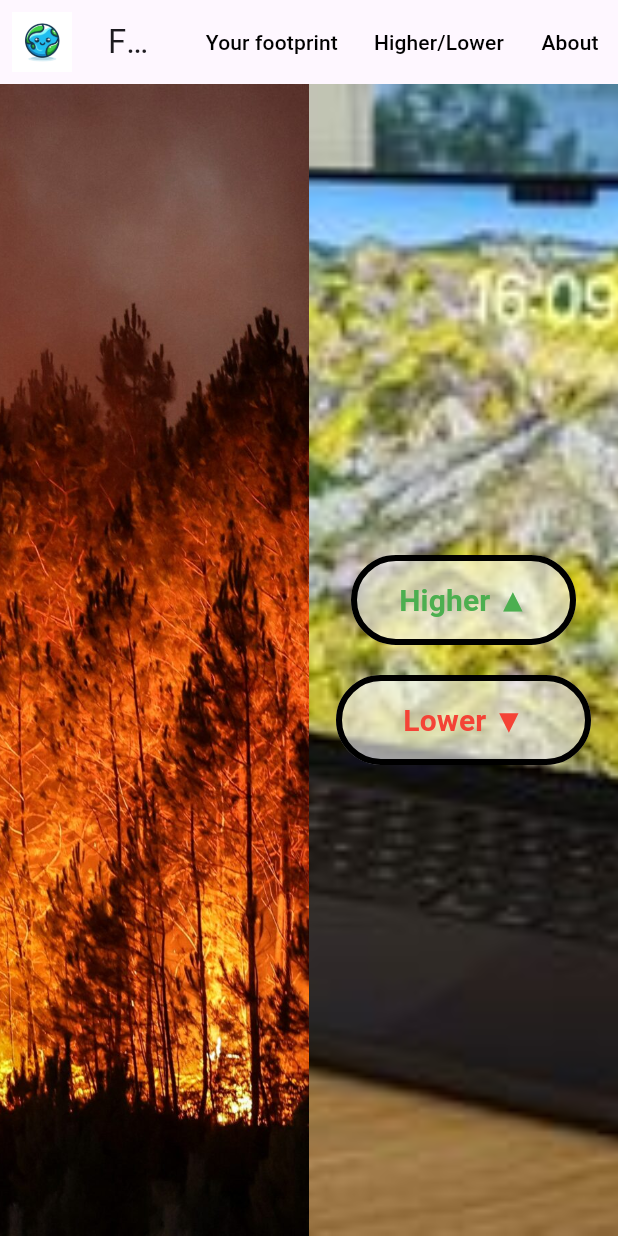
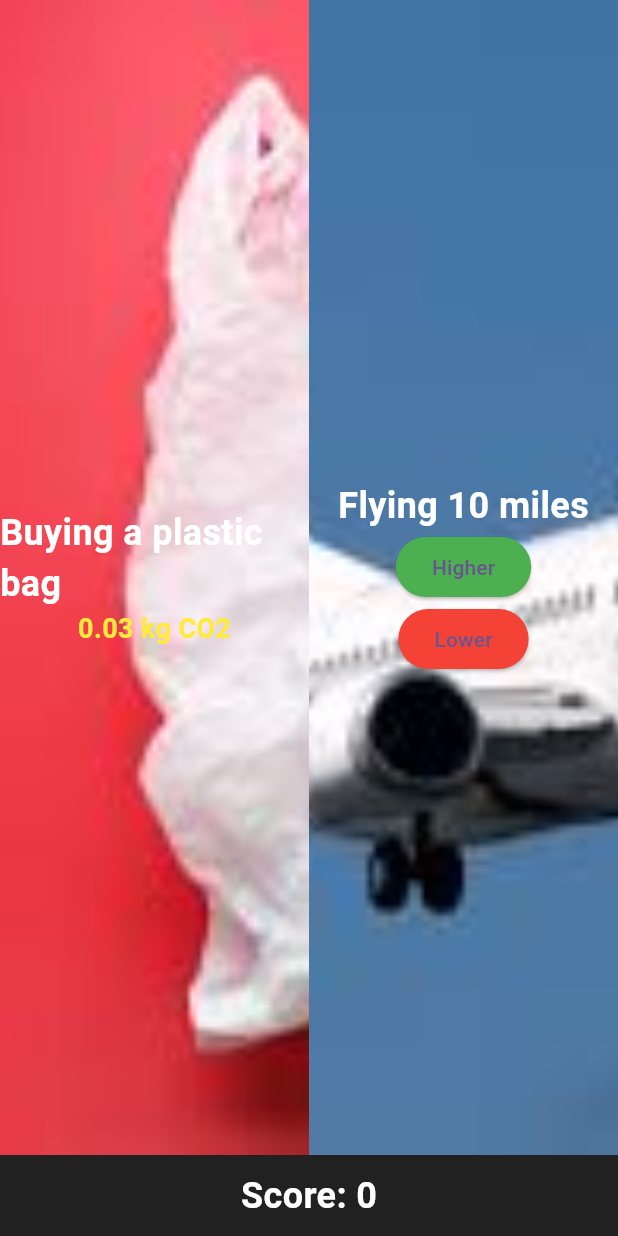
Before and after one commit to tacecapSx/fair-carbon-project, a Flutter app: the screen it shows after launch, after a tap on "Higher/Lower", on a phone screen of 412 x 824 dp. Run offline on Flutter 3.47's test engine with Material 3 defaults, Android fonts, the light colour scheme and no system bars; our stand-ins replace firebase_core, firebase_database, fl_chart; accounts and stored records are empty.

Commit message:
Higher Lower

```diff
--- /dev/null
+++ b/assets/questions.json
@@ -0,0 +1,22 @@
+[
+    {
+      "description": "Buying a plastic bag",
+      "co2Impact": 0.03,
+      "imagePath": "assets/PlasticBag.jpg"
+    },
+    {
+      "description": "Flying 10 miles",
+      "co2Impact": 66.0,
+      "imagePath": "assets/Flying.jpg"
+    },
+    {
+        "description": "Buying 1 kg of meat",
+        "co2Impact": 2.0,
+        "imagePath": "assets/Meat.jpg"
+    },
+    {
+        "description": "Flying 2 miles",
+        "co2Impact": 12.0,
+        "imagePath": "assets/forest_fire.jpg"
+    }
+  ]
--- /dev/null
+++ b/lib/co2_comparison_item.dart
@@ -0,0 +1,7 @@
+class CO2ComparisonItem {
+  final String description;
+  final double co2Impact;
+  final String imagePath;
+
+  CO2ComparisonItem({required this.description, required this.co2Impact, required this.imagePath});
+}
--- a/lib/higher_lower_page.dart
+++ b/lib/higher_lower_page.dart
@@ -1,17 +1,21 @@
+import 'dart:convert';
 import 'package:flutter/material.dart';
-import 'package:firebase_database/firebase_database.dart';
-import 'custom_widgets.dart';
+import 'package:flutter/services.dart';
 
-void sendDataToFirebase() {
-  // Get a reference to the database
-  DatabaseReference databaseReference = FirebaseDatabase.instance.reference();
+class CO2ComparisonItem {
+  final String description;
+  final double co2Impact;
+  final String imagePath;
 
-  // Set data to a specific location in the database
-  databaseReference.child('Testing message').push().set({
-    'message': 'Testing database',
-  }).catchError((error) {
-    print('Failed to send data to Firebase: $error');
-  });
+  CO2ComparisonItem({required this.description, required this.co2Impact, required this.imagePath});
+
+  factory CO2ComparisonItem.fromJson(Map<String, dynamic> json) {
+    return CO2ComparisonItem(
+      description: json['description'],
+      co2Impact: (json['co2Impact'] as num).toDouble(),
+      imagePath: json['imagePath'],
+    );
+  }
 }
 
 class HigherLowerPage extends StatefulWidget {
@@ -21,185 +25,145 @@ class HigherLowerPage extends StatefulWidget {
   _HigherLowerPageState createState() => _HigherLowerPageState();
 }
 
-void animatePage(AnimationController _controller){
-  if (_controller.status == AnimationStatus.completed) {
-    _controller.reverse();
-  } else {
-    _controller.forward();
-  }
-}
-
-class _HigherLowerPageState extends State<HigherLowerPage>
-    with SingleTickerProviderStateMixin {
-  late AnimationController _controller;
-  late Animation<Offset> _animation;
-
-  double windowWidth = 0;
+class _HigherLowerPageState extends State<HigherLowerPage> {
+  List<CO2ComparisonItem> items = [];
+  int currentIndex = 0;
+  int score = 0;
 
   @override
   void initState() {
     super.initState();
-    _controller = AnimationController(
-      vsync: this,
-      duration: const Duration(milliseconds: 500),
+    loadQuestions().then((loadedItems) {
+      setState(() {
+        items = loadedItems;
+      });
+    });
+  }
+// load json spørgsmål
+  Future<List<CO2ComparisonItem>> loadQuestions() async {
+    final String response = await rootBundle.loadString('assets/questions.json');
+    final data = await json.decode(response);
+    return List<CO2ComparisonItem>.from(
+      data.map((item) => CO2ComparisonItem.fromJson(item))
     );
-    _controller.addStatusListener((status) {
-      if (status == AnimationStatus.completed) {
-        _controller.reset();
-      }
-    });
   }
 
   @override
   Widget build(BuildContext context) {
-    windowWidth = MediaQuery.of(context).size.width;
+    if (items.isEmpty) {
+      return Scaffold(
+        appBar: AppBar(title: Text("Loading questions...")),
+        body: Center(child: CircularProgressIndicator()),
+      );
+    }
 
-    _animation = Tween<Offset>(
-      begin: const Offset(0.0, 0.0),
-      end: Offset(windowWidth / 2, 0.0),
-    ).animate(CurvedAnimation(
-      parent: _controller,
-      curve: Curves.easeInOut,
-    ));
+    CO2ComparisonItem current = items[currentIndex];
+    CO2ComparisonItem next = items[(currentIndex + 1) % items.length];
 
     return Scaffold(
-  appBar: const HeaderWidget(),
-  body: AnimatedBuilder(
-    animation: _controller,
-    builder: (context, child) {
-      return Stack(
+      body: Column(
         children: [
-          Positioned(
-            left: 0,
-            child: Image.asset(
-              'assets/private_jet.jpg',
-              height: MediaQuery.of(context).size.height,
-              fit: BoxFit.cover,
-            ),
-          ),
-          Transform.translate(
-            offset: _animation.value,
+          Expanded(
             child: Row(
-              mainAxisAlignment: MainAxisAlignment.spaceEvenly,
               children: [
-                Expanded(
-                  child: AspectRatio(
-                    aspectRatio: 0.01,
-                    child: ClipRect(
-                      child: OverflowBox(
-                        alignment: Alignment.topLeft,
-                        child: Image.asset(
-                          'assets/forest_fire.jpg',
-                          fit: BoxFit.cover,
-                        ),
-                      ),
-                    ),
-                  ),
-                ),
-
-                Expanded(
-                  child: LayoutBuilder(
-                    builder: (BuildContext context, BoxConstraints constraints) {
-                      return Stack(
-                        children: [
-                          OverflowBox(
-                            alignment: Alignment.topRight,
-                            child: Image.asset(
-                              'assets/apple_macbook_pro_16_2.jpg',
-                              fit: BoxFit.cover,
-                              height: constraints.maxHeight,
-                            ),
-                          ),
-                          Center(
-                            child: Column(
-                              mainAxisAlignment: MainAxisAlignment.center,
-                              children: [
-                                SizedBox(
-                                  width: 150,
-                                  height: 60,
-                                  child: TextButton(
-                                    onPressed: () {
-                                      sendDataToFirebase();
-                                      if (_controller.status != AnimationStatus.forward &&
-                                          _controller.status != AnimationStatus.completed) {
-                                        _controller.forward();
-                                      } else {
-                                        _controller.reverse();
-                                      }
-                                    },
-                                    style: ButtonStyle(
-                                      backgroundColor: MaterialStateProperty.all<Color>(
-                                        Colors.white.withOpacity(0.6),
-                                      ),
-                                      side: MaterialStateProperty.all(
-                                        const BorderSide(
-                                          color: Colors.black,
-                                          width: 4.0,
-                                        ),
-                                      ),
-                                      foregroundColor: MaterialStateProperty.all<Color>(
-                                        Colors.green,
-                                      ),
-                                    ),
-                                    child: const Text(
-                                      'Higher ▲',
-                                      style: TextStyle(
-                                        fontWeight: FontWeight.bold,
-                                        fontSize: 20,
-                                      ),
-                                    ),
-                                  ),
-                                ),
-                                const SizedBox(height: 20),
-                                SizedBox(
-                                  width: 170,
-                                  height: 60,
-                                  child: TextButton(
-                                    onPressed: () {},
-                                    style: ButtonStyle(
-                                      backgroundColor: MaterialStateProperty.all<Color>(
-                                        Colors.white.withOpacity(0.6),
-                                      ),
-                                      side: MaterialStateProperty.all(
-                                        const BorderSide(
-                                          color: Colors.black,
-                                          width: 4.0,
-                                        ),
-                                      ),
-                                      foregroundColor: MaterialStateProperty.all<Color>(
-                                        Colors.red,
-                                      ),
-                                    ),
-                                    child: const Text(
-                                      'Lower ▼',
-                                      style: TextStyle(
-                                        fontWeight: FontWeight.bold,
-                                        fontSize: 20,
-                                      ),
-                                    ),
-                                  ),
-                                ),
-                              ],
-                            ),
-                          ),
-                        ],
-                      );
-                    },
-                  ),
-                ),
+                _buildItemPanel(current, context, showCO2: true),
+                _buildItemPanel(next, context, showCO2: false),
               ],
             ),
           ),
+          Container(
+            padding: EdgeInsets.symmetric(vertical: 10.0),
+            color: Colors.black87,
+            child: Center(
+              child: Text(
+                'Score: $score',
+                style: TextStyle(fontSize: 24.0, fontWeight: FontWeight.bold, color: Colors.white),
+              ),
+            ),
+          ),
         ],
-      );
-    },
-  ),
-);
+      ),
+    );
   }
 
-  @override
-  void dispose() {
-    _controller.dispose();
-    super.dispose();
+  Widget _buildItemPanel(CO2ComparisonItem item, BuildContext context, {required bool showCO2}) {
+    return Expanded(
+      child: Container(
+        decoration: BoxDecoration(
+          image: DecorationImage(
+            image: AssetImage(item.imagePath),
+            fit: BoxFit.cover,
+          ),
+        ),
+        child: Column(
+          mainAxisAlignment: MainAxisAlignment.center,
+          children: [
+            Text(
+              item.description,
+              style: TextStyle(fontSize: 24, fontWeight: FontWeight.bold, color: Colors.white),
+            ),
+            if (showCO2) Text(
+              '${item.co2Impact.toStringAsFixed(2)} kg CO2',
+              style: TextStyle(fontSize: 18, fontWeight: FontWeight.bold, color: Colors.yellow),
+            ),
+            if (!showCO2) ElevatedButton(
+              onPressed: () => evaluateAnswer(true, item.co2Impact),
+              child: Text('Higher'),
+              style: ElevatedButton.styleFrom(backgroundColor: Colors.green),
+            ),
+            if (!showCO2) ElevatedButton(
+              onPressed: () => evaluateAnswer(false, item.co2Impact),
+              child: Text('Lower'),
+              style: ElevatedButton.styleFrom(backgroundColor: Colors.red),
+            ),
+          ],
+        ),
+      ),
+    );
+  }
+// checker scvar
+  void evaluateAnswer(bool higher, double nextImpact) {
+    CO2ComparisonItem current = items[currentIndex];
+    bool correct = (higher && nextImpact > current.co2Impact) ||
+                   (!higher && nextImpact < current.co2Impact);
+
+    if (correct) {
+      setState(() {
+        score++;
+        currentIndex = (currentIndex + 1) % items.length;
+      });
+    } else {
+      setState(() {
+        score = 0; // Reset hvis forkert svar
+      });
+      showIncorrectDialog(nextImpact);
+    }
+  }
+ // lav dialog boks
+  void showIncorrectDialog(double nextImpact) {
+    showDialog(
+      context: context,
+      builder: (BuildContext context) {
+        return AlertDialog(
+          title: const Text('Incorrect!'),
+          content: Text('The correct answer was ${nextImpact > items[currentIndex].co2Impact ? "Higher" : "Lower"} CO2 impact.'),
+          actions: [
+            TextButton(
+              onPressed: () {
+                Navigator.of(context).pop();
+                evaluateNext();
+              },
+              child: const Text('Continue'),
+            ),
+          ],
+        );
+      },
+    );
+  }
+// opdater index
+  void evaluateNext() {
+    setState(() {
+      currentIndex = (currentIndex + 1) % items.length;
+    });
   }
 }
```
Also changed, not shown: assets/Flying.jpg (added), assets/Meat.jpg (added), assets/PlasticBag.jpg (added), pubspec.lock.
